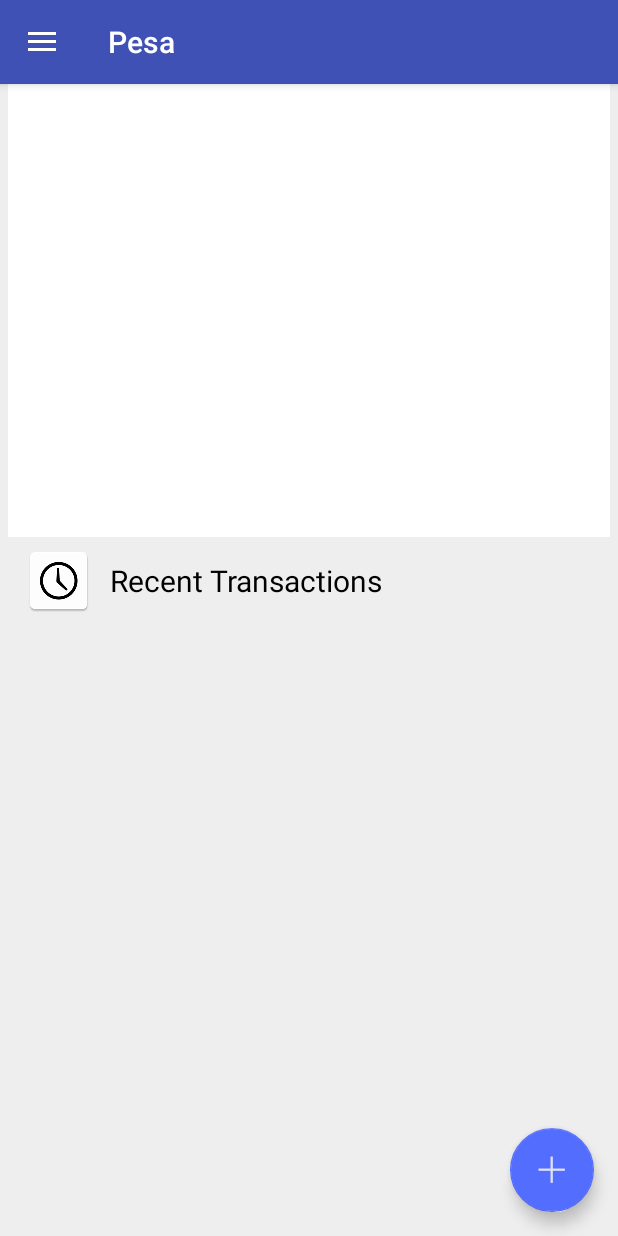
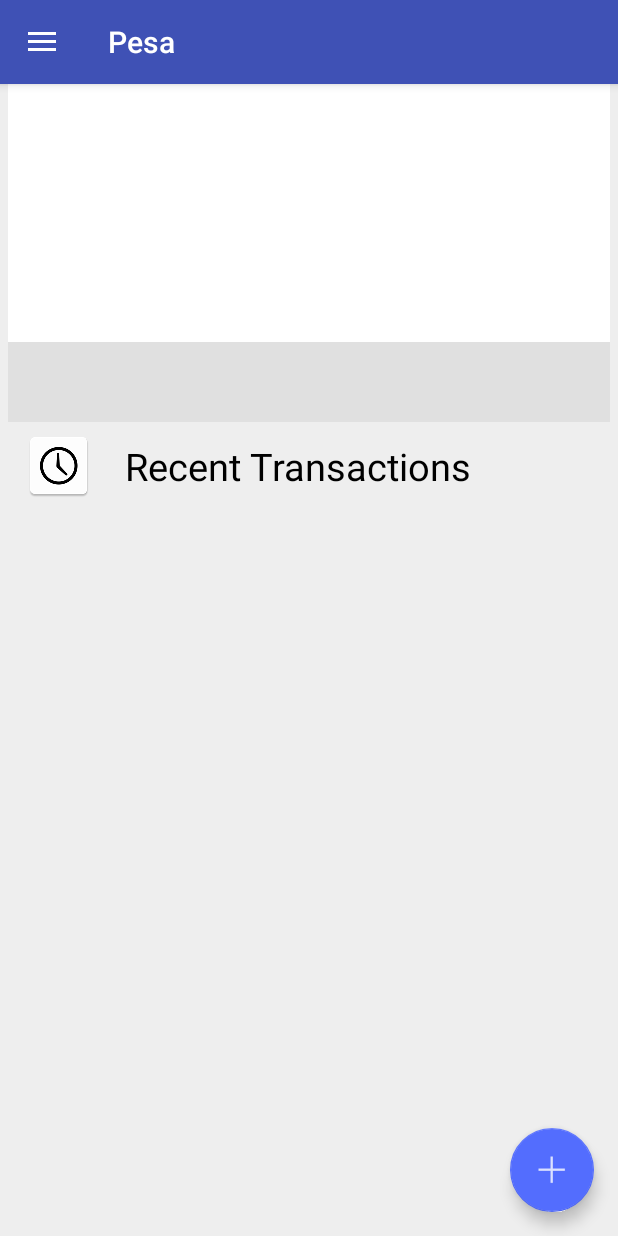
Before and after one commit to yoctopus/pesa-app, an Android app: the MainActivity screen opened directly, with no data from a screen before it, on a phone screen of 412 x 824 dp. Run offline under Robolectric (Android 15) with nearby library versions, the phone set to English and light mode, and no system bars; 3 statements that could not run were skipped.

Commit message:
24/7/2016 update

```diff
--- a/app/src/main/java/com/octopus/pesa/models/Account.java
+++ b/app/src/main/java/com/octopus/pesa/models/Account.java
@@ -84,6 +84,7 @@ public class Account {
         ArrayList<String> items = new ArrayList<>();
         items.add("Salary");
         items.add("Loan");
+        items.add("Mpesa");
         items.addAll(getItems_of_Type(Item.INCOME_TYPE));
         return items;
     }
@@ -92,6 +93,7 @@ public class Account {
         ArrayList<String> items = new ArrayList<>();
         items.add("Airtime");
         items.add("Food");
+        items.add("Swt@");
         items.addAll(getItems_of_Type(Item.EXPENSE_TYPE));
         return items;
     }
--- a/app/src/main/java/com/octopus/pesa/models/Record.java
+++ b/app/src/main/java/com/octopus/pesa/models/Record.java
@@ -36,7 +36,7 @@ public class Record {
         setNameItem(item.getName());
         setAmount(amount);
         this.setDatemillis(System.currentTimeMillis());
-        calculateDate();
+
     }
 
     public String getDateString() {
--- a/app/src/main/res/layout/content_main.xml
+++ b/app/src/main/res/layout/content_main.xml
@@ -17,7 +17,7 @@
         android:layout_marginBottom="5dp"
         android:layout_marginLeft="5dp"
         android:layout_marginRight="5dp"
-        android:layout_weight="3"
+        android:layout_weight="7"
         android:background="#ffffff"
         android:orientation="vertical"
         android:paddingTop="10dp">
@@ -27,14 +27,20 @@
             android:layout_width="match_parent"
             android:layout_height="match_parent"
             android:layout_weight="1"
-            android:textAppearance="?android:attr/textAppearanceLarge" />
+            android:textAppearance="?android:attr/textAppearanceLarge"
+            android:backgroundTintMode="src_atop"
+            android:breakStrategy="high_quality"
+            android:drawableTintMode="src_over"
+            android:elevation="2dp"
+            android:height="2dp" />
 
         <LinearLayout
             android:id="@+id/show_recent_percentages"
             android:layout_width="match_parent"
             android:layout_height="match_parent"
             android:layout_weight="3"
-            android:orientation="horizontal">
+            android:orientation="horizontal"
+            android:background="#e0e0e0">
 
             <TextView
                 android:id="@+id/two_day_before_yesterday_textview"
@@ -74,9 +80,11 @@
         android:layout_height="fill_parent"
         android:layout_marginLeft="5dp"
         android:layout_marginRight="5dp"
-        android:layout_weight="2"
+        android:layout_weight="3"
         android:backgroundTintMode="src_atop"
-        android:orientation="vertical">
+        android:orientation="vertical"
+        android:dividerPadding="5dp"
+        android:elevation="5dp">
 
         <LinearLayout
             android:layout_width="match_parent"
@@ -100,7 +108,8 @@
                 android:text="Recent Transactions"
                 android:textAppearance="?android:attr/textAppearanceSmall"
                 android:textColor="#000000"
-                android:textSize="20sp" />
+                android:textSize="25sp"
+                android:layout_marginLeft="10dp" />
         </LinearLayout>
 
         <ListView
@@ -110,11 +119,7 @@
             android:divider="@color/colorAccent"
             android:dividerHeight="1dp"
             android:listSelector="@drawable/list_selector"
-            android:background="#e0e0e0"
-            android:layout_marginBottom="2dp"
-            android:layout_marginLeft="5dp"
-            android:layout_marginRight="5dp"
-            android:layout_marginTop="2dp" />
+            android:background="#e0e0e0" />
     </LinearLayout>
 
 </LinearLayout>
```
Also changed, not shown: app/src/main/java/com/octopus/pesa/models/adapters/RecordAdapter.java (+17 -2 lines), app/src/main/java/com/octopus/pesa/models/math/Calc.java (+26 -19 lines).
